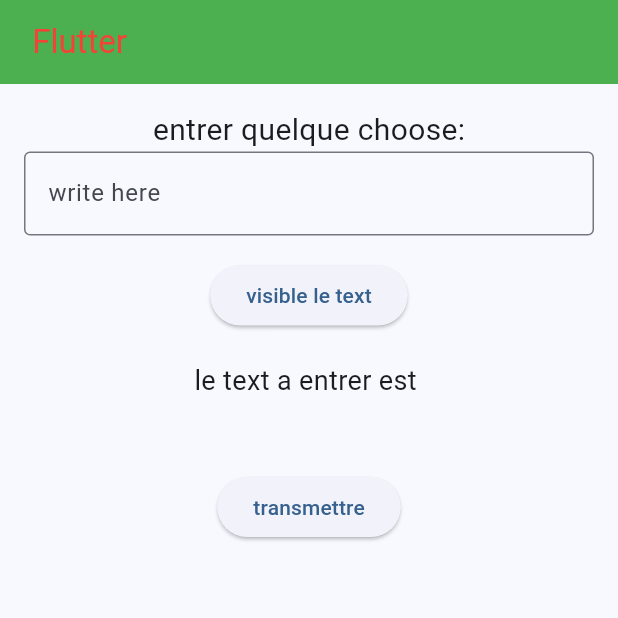
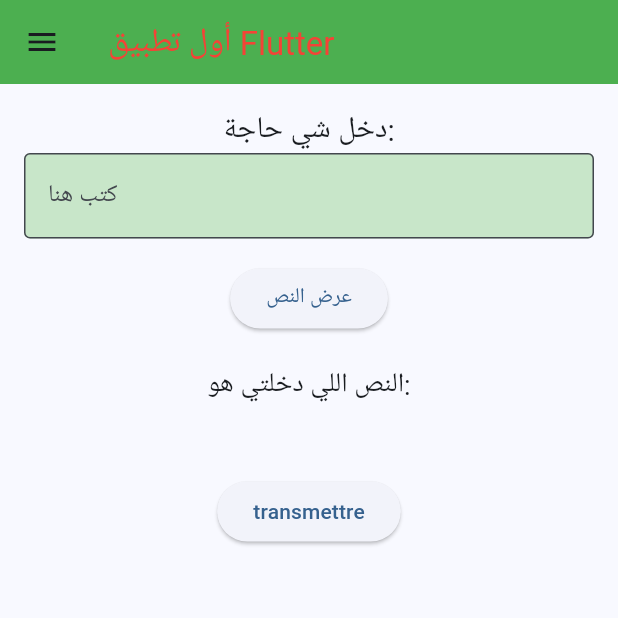
Before and after one commit to MEDJAJ/listeViewFlutter, a Flutter app: the screen it shows after launch, on a phone screen of 412 x 824 dp, the top half of it. Run offline on Flutter 3.47's test engine with Material 3 defaults, Android fonts, the phone set to English and light mode, and no system bars.

Commit message:
Add remaining Dart files

```diff
--- a/lib/main.dart
+++ b/lib/main.dart
@@ -1,5 +1,12 @@
+import 'package:app_1/ConnexionPage.dart';
+import 'package:app_1/ParameterePage.dart';
+import 'package:app_1/Test.dart';
+import 'package:app_1/Listeview.dart';
 import 'package:flutter/material.dart';
 
+import 'ListViewBuilderseparated.dart';
+import 'ListeviewBuilder.dart';
+import 'ProfilPage.dart';
 import 'second_page.dart';
 
 void main() {
@@ -11,6 +18,7 @@ class MyApp extends StatelessWidget {
   @override
   Widget build(BuildContext context) {
     return MaterialApp(
+      debugShowCheckedModeBanner:false,
       title: 'Mon Application Flutter',
       theme: ThemeData(
         colorScheme: ColorScheme.fromSeed(seedColor: Colors.blue),
@@ -27,24 +35,27 @@ class MyFirstScreen extends StatefulWidget {
 }
 
 class _MyFirstScreenState extends State<MyFirstScreen> {
-  String userInput = "";
+  String userInput = ""; // هنا غادي نخزن اللي كيدخل المستخدم
   final TextEditingController controller = TextEditingController();
 
   @override
   Widget build(BuildContext context) {
     return Scaffold(
-      appBar: AppBar(title: Text(" Flutter", style: TextStyle(color: Colors.red)),
+      appBar: AppBar(title: Text("أول تطبيق Flutter", style: TextStyle(color: Colors.red)),
           backgroundColor: Colors.green),
+drawer:  _functionDrawer(context),
       body: Padding(
         padding: EdgeInsets.all(16.0),
         child: Column(
           children: [
-            Text("entrer quelque choose:", style: TextStyle(fontSize: 20)),
+            Text("دخل شي حاجة:", style: TextStyle(fontSize: 20)),
             TextField(
               controller: controller,
               decoration: InputDecoration(
                 border: OutlineInputBorder(),
-                hintText: "write here",
+                hintText: "كتب هنا",
+                fillColor: Colors.green[100], // اللون ديال الخلفية
+                filled: true, // خاصك تفعلها باش يتطبق اللون
               ),
             ),
             SizedBox(height: 16),
@@ -54,10 +65,10 @@ class _MyFirstScreenState extends State<MyFirstScreen> {
                   userInput = controller.text;
                 });
               },
-              child: Text("visible le text"),
+              child: Text("عرض النص")
             ),
             SizedBox(height: 20),
-            Text("le text a entrer est ", style: TextStyle(fontSize: 18)),
+            Text("النص اللي دخلتي هو:", style: TextStyle(fontSize: 18)),
             Text(
               userInput,
               style: TextStyle(fontSize: 22, color: Colors.blue),
@@ -68,7 +79,7 @@ class _MyFirstScreenState extends State<MyFirstScreen> {
                 setState(() {
                   Navigator.push(
                     context,
-                    MaterialPageRoute(builder: (context) => SecondPage()),
+                    MaterialPageRoute(builder: (context) => Test()),
                   );
                 });
               },
@@ -80,3 +91,129 @@ class _MyFirstScreenState extends State<MyFirstScreen> {
     );
   }
 }
+
+Widget _functionDrawer(BuildContext context) {
+  return Drawer(
+    child: ListView(
+      padding: EdgeInsets.zero,
+      children: [
+        DrawerHeader(
+          decoration: BoxDecoration(
+            color:Colors.yellow,
+
+
+          ),
+            child: Column(
+              crossAxisAlignment: CrossAxisAlignment.start,
+              children: [
+                CircleAvatar(
+                  radius: 30,
+                  backgroundColor: Colors.white,
+                  child: Icon(
+                    Icons.person,
+                    color: Theme.of(context).colorScheme.primary,
+                  ),),
+                SizedBox(height: 10),
+                Text("Application Flutter",style: TextStyle(fontSize: 20)),
+                Text("mohammedeJajaa@gmail.com",style: TextStyle(fontSize: 12)),
+              ],
+            )
+        ),
+        ListTile(
+          leading: Icon(Icons.home),
+          title: Text("Acceuil"),
+          onTap: (){
+            Navigator.pop(context);
+            Navigator.push(
+              context,
+              MaterialPageRoute(builder: (context) => AcceuillPage()),
+            );
+          },
+
+        ),
+        Divider(),
+        ListTile(
+          leading: Icon(Icons.person),
+          title: Text("Profil"),
+          onTap: (){
+            Navigator.pop(context);
+            Navigator.push(
+              context,
+              MaterialPageRoute(builder: (context) => Profilpage(nom: "mohammede",age: "20",)),
+            );
+          },
+
+        ),
+        Divider(),
+        ListTile(
+          leading: Icon(Icons.settings),
+          title: Text("Parametre"),
+          onTap: (){
+            Navigator.pop(context);
+            Navigator.push(
+              context,
+              MaterialPageRoute(builder: (context) => Parameterepage()),
+            );
+          },
+
+
+        ),
+        Divider(),
+        ListTile(
+          leading: Icon(Icons.connected_tv,color: Colors.red,),
+          title: Text("Connection",style: TextStyle(color: Colors.red),),
+          onTap: (){
+            Navigator.pop(context);
+            Navigator.push(
+              context,
+              MaterialPageRoute(builder: (context) => Connexionpage()),
+            );
+          },
+
+        ),
+        Divider(),
+       Center(
+        child:  Text("TP ListeView",style: TextStyle(color: Colors.red,fontSize: 20,)),
+       ),
+        ListTile(
+          leading: Icon(Icons.accessibility_new_rounded,color: Colors.green,),
+          title: Text("ListeView",style: TextStyle(color: Colors.green),),
+          onTap: (){
+            Navigator.pop(context);
+            Navigator.push(
+              context,
+              MaterialPageRoute(builder: (context) => Listeview()),
+            );
+          },
+
+        ),
+        Divider(),
+        ListTile(
+          leading: Icon(Icons.accessibility_new_rounded,color: Colors.green,),
+          title: Text("ListView.builder ",style: TextStyle(color: Colors.green),),
+          onTap: (){
+            Navigator.pop(context);
+            Navigator.push(
+              context,
+              MaterialPageRoute(builder: (context) => ListeviewBuilder()),
+            );
+          },
+
+        ),
+        Divider(),
+        ListTile(
+          leading: Icon(Icons.accessibility_new_rounded,color: Colors.green,),
+          title: Text("ListView.separated",style: TextStyle(color: Colors.green),),
+          onTap: (){
+            Navigator.pop(context);
+            Navigator.push(
+              context,
+              MaterialPageRoute(builder: (context) => Listviewbuilderseparated()),
+            );
+          },
+
+        ),
+      ],
+    ),
+  );
+}
```
Also changed, not shown: lib/ConnexionPage.dart (added, +30 -0 lines), lib/DetailJour.dart (added, +16 -0 lines), lib/ListViewBuilderseparated.dart (added, +68 -0 lines), lib/ListeView.dart (added, +41 -0 lines), lib/ListeviewBuilder.dart (added, +41 -0 lines), lib/ParameterePage.dart (added, +30 -0 lines), lib/ProfilPage.dart (added, +50 -0 lines), lib/Test.dart (added, +64 -0 lines), lib/second_page.dart (+42 -13 lines).
